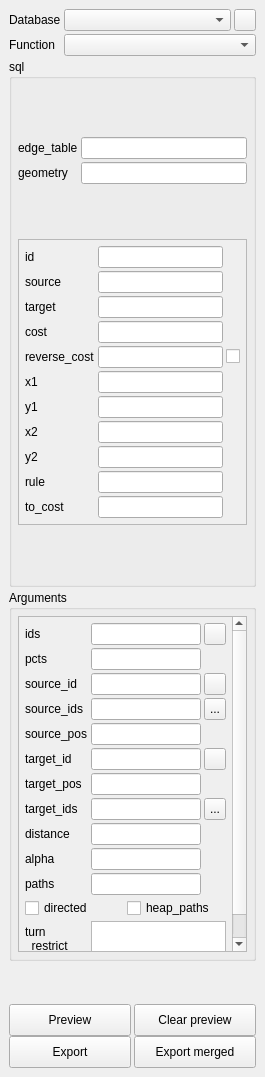
Qt form ui_pgRoutingLayer.ui (pgRouting/pgRoutingLayer) before a commit.
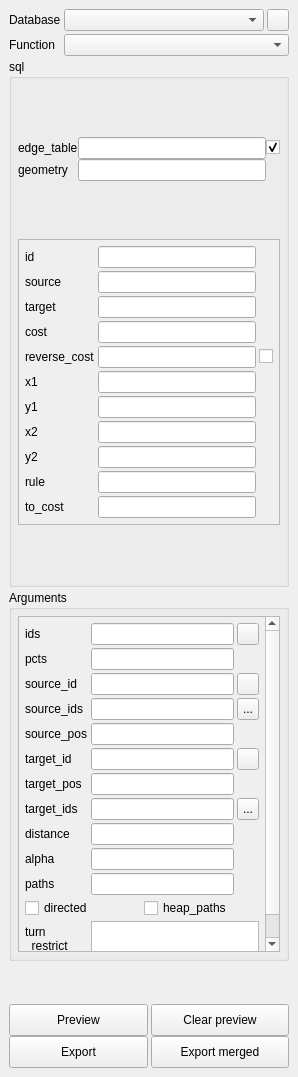
The same form after that commit. Icons and pictures are not drawn.

Commit message: added a bbox checkmark

```diff
--- a/ui_pgRoutingLayer.ui
+++ b/ui_pgRoutingLayer.ui
@@ -6,7 +6,7 @@
    <rect>
     <x>0</x>
     <y>0</y>
-    <width>265</width>
+    <width>298</width>
     <height>1077</height>
    </rect>
   </property>
@@ -120,57 +120,31 @@
       <property name="title">
        <string>sql</string>
       </property>
-      <layout class="QVBoxLayout" name="verticalLayoutSql">
-       <property name="spacing">
-        <number>3</number>
-       </property>
+      <layout class="QGridLayout" name="gridLayout_4">
        <property name="sizeConstraint">
         <enum>QLayout::SetDefaultConstraint</enum>
        </property>
-       <property name="leftMargin">
+       <property name="margin">
         <number>6</number>
        </property>
-       <property name="topMargin">
-        <number>6</number>
-       </property>
-       <property name="rightMargin">
-        <number>6</number>
-       </property>
-       <property name="bottomMargin">
-        <number>6</number>
-       </property>
-       <item>
-        <layout class="QGridLayout" name="gridLayoutSqlBase">
+       <item row="0" column="0">
+        <layout class="QGridLayout" name="gridLayoutSqlBase" rowstretch="0,0,0,0" rowminimumheight="0,0,0,0">
+         <property name="sizeConstraint">
+          <enum>QLayout::SetFixedSize</enum>
+         </property>
          <property name="spacing">
-          <number>3</number>
+          <number>0</number>
          </property>
-         <item row="0" column="0">
-          <widget class="QLabel" name="labelTable">
-           <property name="locale">
-            <locale language="English" country="UnitedStates"/>
-           </property>
-           <property name="text">
-            <string>edge_table</string>
-           </property>
-          </widget>
-         </item>
-         <item row="0" column="1">
-          <widget class="QLineEdit" name="lineEditTable">
+         <item row="0" column="2">
+          <widget class="QCheckBox" name="checkBoxUseBBOX">
            <property name="toolTip">
-            <string>Name of the table containing the routable network</string>
-           </property>
-           <property name="locale">
-            <locale language="English" country="UnitedStates"/>
-           </property>
-          </widget>
-         </item>
-         <item row="1" column="0">
-          <widget class="QLabel" name="labelGeometry">
-           <property name="locale">
-            <locale language="English" country="UnitedStates"/>
+            <string>When ticked, BBOX will be used.</string>
            </property>
            <property name="text">
-            <string>geometry</string>
+            <string/>
+           </property>
+           <property name="checked">
+            <bool>true</bool>
            </property>
           </widget>
          </item>
@@ -181,9 +155,39 @@
            </property>
           </widget>
          </item>
+         <item row="1" column="0">
+          <widget class="QLabel" name="labelGeometry">
+           <property name="locale">
+            <locale language="English" country="UnitedStates"/>
+           </property>
+           <property name="text">
+            <string>geometry</string>
+           </property>
+          </widget>
+         </item>
+         <item row="0" column="1">
+          <widget class="QLineEdit" name="lineEditTable">
+           <property name="toolTip">
+            <string>Name of the table containing the routable network</string>
+           </property>
+           <property name="locale">
+            <locale language="English" country="UnitedStates"/>
+           </property>
+          </widget>
+         </item>
+         <item row="0" column="0">
+          <widget class="QLabel" name="labelTable">
+           <property name="locale">
+            <locale language="English" country="UnitedStates"/>
+           </property>
+           <property name="text">
+            <string>edge_table</string>
+           </property>
+          </widget>
+         </item>
         </layout>
        </item>
-       <item>
+       <item row="1" column="0">
         <widget class="QScrollArea" name="scrollAreaSqlColumns">
          <property name="sizePolicy">
           <sizepolicy hsizetype="Expanding" vsizetype="Maximum">
@@ -211,8 +215,8 @@
            <rect>
             <x>0</x>
             <y>0</y>
-            <width>223</width>
-            <height>319</height>
+            <width>260</width>
+            <height>297</height>
            </rect>
           </property>
           <layout class="QGridLayout" name="gridLayout_2">
@@ -464,8 +468,8 @@
            <rect>
             <x>0</x>
             <y>0</y>
-            <width>223</width>
-            <height>399</height>
+            <width>245</width>
+            <height>376</height>
            </rect>
           </property>
           <layout class="QGridLayout" name="gridLayout_3">
```
Left out of the diff: 221 changed lines with no effect on the pictures.
